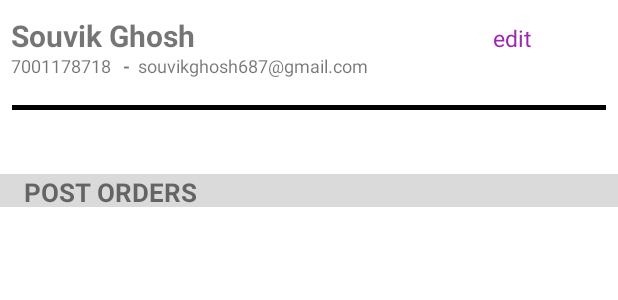
After one commit to gsqures/swiggy, an Android app: the layout user_profile.xml on its own in the app's theme, with its tools: preview values and no code run, on a phone screen of 412 x 824 dp. The commit adds this screen. Shown: the top 300 px of the screen. Run offline under Robolectric (Android 15) with nearby library versions, the phone set to English and light mode, and no system bars.

Commit message:
bottom navigation profile and home working successfully

```diff
--- a/app/src/main/AndroidManifest.xml
+++ b/app/src/main/AndroidManifest.xml
@@ -16,7 +16,7 @@
                 <category android:name="android.intent.category.LAUNCHER" />
             </intent-filter>
         </activity>
-        <activity android:name=".Home" />
+        <activity android:name=".MainActivity" />
         <activity android:name=".Verify_details" />
         <activity android:name=".OpeningPageBeforeLogin"></activity>
     </application>
--- a/app/src/main/java/com/example/swiggy/SplashActivity.java
+++ b/app/src/main/java/com/example/swiggy/SplashActivity.java
@@ -29,7 +29,7 @@ public class SplashActivity extends AppCompatActivity {
             @Override
             public void run() {
                 if(user!=null){
-                  startActivity(new Intent(SplashActivity.this, Home.class));
+                  startActivity(new Intent(SplashActivity.this, MainActivity.class));
                   finish();
                 }else{
                     startActivity(new Intent(SplashActivity.this,OpeningPageBeforeLogin.class));
--- a/app/src/main/java/com/example/swiggy/Verify_details.java
+++ b/app/src/main/java/com/example/swiggy/Verify_details.java
@@ -193,7 +193,7 @@ public class Verify_details extends AppCompatActivity {
                             // Sign in success, update UI with the signed-in user's information
                             Log.d("Successful Login", "signInWithCredential:success");
 
-                            startActivity(new Intent(Verify_details.this, Home.class));
+                            startActivity(new Intent(Verify_details.this, MainActivity.class));
                             finish();
                             Toast.makeText(getApplicationContext(), "Login Successfully", Toast.LENGTH_LONG).show();
                             // ...
--- /dev/null
+++ b/app/src/main/res/layout/user_profile.xml
@@ -0,0 +1,119 @@
+<?xml version="1.0" encoding="utf-8"?>
+<LinearLayout xmlns:android="http://schemas.android.com/apk/res/android"
+    android:layout_width="match_parent"
+    android:layout_height="match_parent"
+    android:orientation="vertical">
+
+    <ScrollView
+        android:layout_width="match_parent"
+        android:layout_height="match_parent">
+
+        <LinearLayout
+            android:layout_width="match_parent"
+            android:layout_height="wrap_content"
+            android:orientation="vertical" >
+            <LinearLayout
+                android:layout_width="match_parent"
+                android:layout_height="match_parent"
+                android:orientation="vertical">
+
+                <LinearLayout
+                    android:layout_width="match_parent"
+                    android:layout_height="match_parent"
+                    android:orientation="horizontal"
+                    android:weightSum="2.5"
+                    android:layout_marginTop="10dp"
+                    android:layout_marginRight="7dp"
+                    android:layout_marginLeft="7dp">
+
+                    <TextView
+                        android:id="@+id/userName"
+                        android:layout_width="wrap_content"
+                        android:layout_height="22dp"
+                        android:layout_weight="2"
+                        android:text="Souvik Ghosh"
+                        android:textSize="20dp"
+                        android:textStyle="bold"/>
+
+                    <TextView
+                        android:id="@+id/editprofilebutton"
+                        android:layout_width="wrap_content"
+                        android:layout_height="wrap_content"
+                        android:layout_weight="0.5"
+                        android:text="edit"
+                        android:textColor="#9C27B0"
+                        android:textSize="15dp"
+                        android:background="@color/white"/>
+                </LinearLayout>
+
+                <LinearLayout
+                    android:layout_width="wrap_content"
+                    android:layout_height="wrap_content"
+                    android:orientation="horizontal"
+                    android:layout_marginTop="3dp"
+                    android:layout_marginLeft="7dp"
+                    android:layout_marginBottom="10dp">
+
+                    <TextView
+                        android:id="@+id/userphonenumber"
+                        android:layout_width="wrap_content"
+                        android:layout_height="wrap_content"
+                        android:text="7001178718"
+                        android:textSize="12dp"/>
+
+                    <TextView
+                        android:layout_width="wrap_content"
+                        android:layout_height="wrap_content"
+                        android:layout_weight="1"
+                        android:text="   -  "
+                        android:textAlignment="center"
+                        android:textStyle="bold"
+                        android:textSize="12dp"/>
+
+                    <TextView
+                        android:id="@+id/useremailid"
+                        android:layout_width="wrap_content"
+                        android:layout_height="wrap_content"
+                        android:layout_weight="1"
+                        android:textSize="12dp"
+                        android:text="souvikghosh687@gmail.com" />
+                </LinearLayout>
+            </LinearLayout>
+
+            <View
+                android:layout_width="match_parent"
+                android:layout_height="3dp"
+                android:background="#000000"
+                android:layout_margin="8dp"/>
+
+            <LinearLayout
+                android:layout_width="match_parent"
+                android:layout_height="wrap_content"
+                android:orientation="vertical"
+                android:layout_margin="7dp">
+                <ExpandableListView
+                    android:layout_width="match_parent"
+                    android:layout_height="match_parent"
+                    android:id="@+id/myaccountlist"
+                    android:layout_margin="10dp"
+                    android:divider="@android:color/darker_gray"
+                    android:dividerHeight="2dp"/>
+            </LinearLayout>
+
+            <TextView
+                android:layout_width="match_parent"
+                android:layout_height="22dp"
+                android:text="    POST ORDERS"
+                android:textSize="17dp"
+                android:textStyle="bold"
+                android:background="#DBDADA"/>
+
+            <LinearLayout
+                android:layout_width="match_parent"
+                android:layout_height="wrap_content"
+                android:orientation="vertical"
+                android:id="@+id/orderslist"></LinearLayout>
+        </LinearLayout>
+    </ScrollView>
+
+</LinearLayout>
--- a/app/src/main/res/menu/bottom_navigation_menu.xml
+++ b/app/src/main/res/menu/bottom_navigation_menu.xml
@@ -19,5 +19,5 @@
     <item android:title="Profile"
         android:icon="@drawable/prf"
         app:showAsAction="withText"
-        android:id="@+id/profile"/>
+        android:id="@+id/profilemenu"/>
 </menu>
```
Also changed, not shown: app/src/main/java/com/example/swiggy/Home.java (deleted, +0 -14 lines), app/src/main/java/com/example/swiggy/MainActivity.java (added, +57 -0 lines), app/src/main/res/layout/home_activity.xml (renamed from app/src/main/res/layout/home.xml, +5 -15 lines), app/src/main/res/layout/mainactivity.xml (added, +278 -0 lines).
